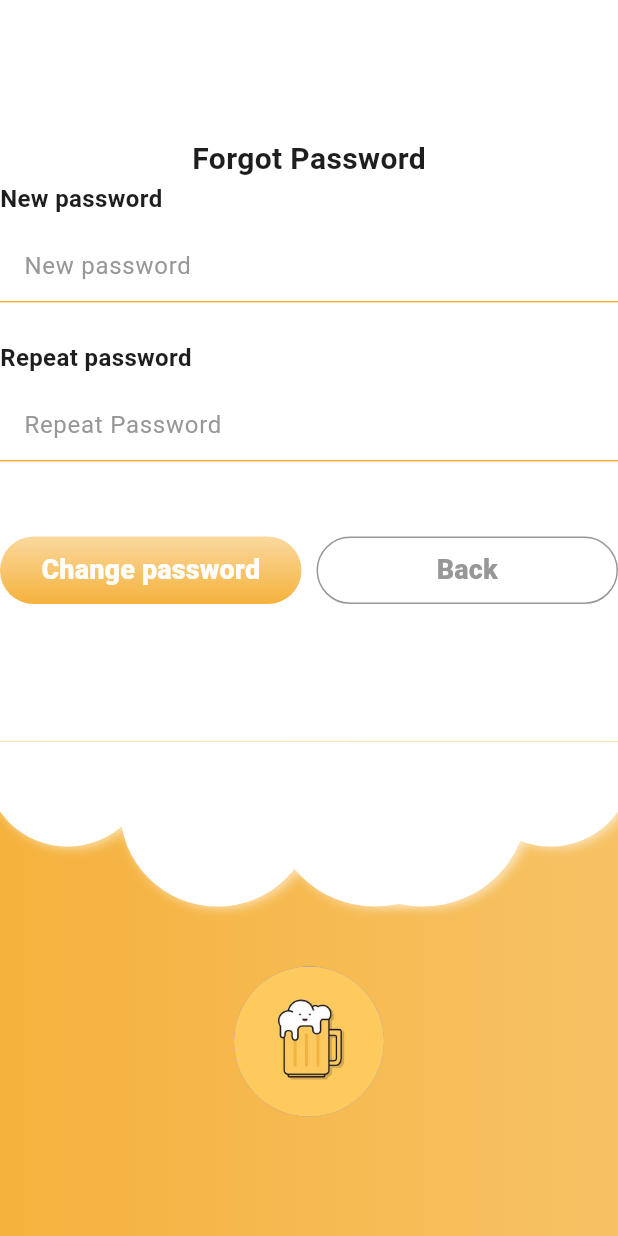
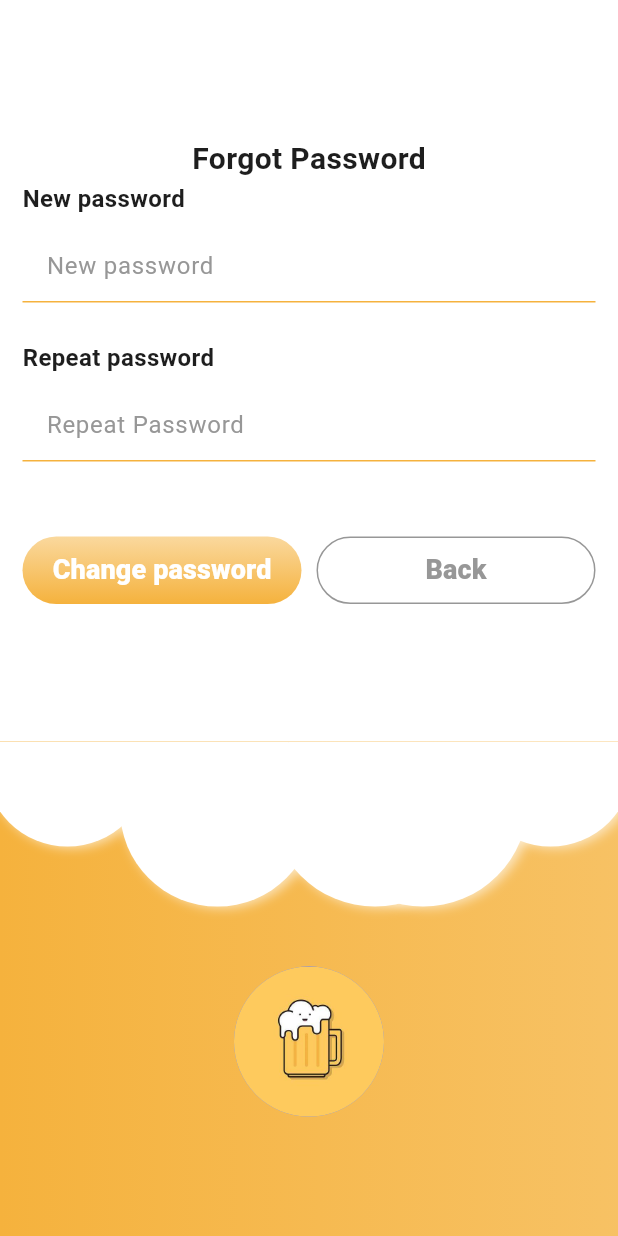
Before and after one commit to MatiasSanchez48/app_plantas, a Flutter app: the PageForgotPassword screen opened by its route, on a phone screen of 412 x 824 dp. Run offline on Flutter 3.47's test engine with Material 3 defaults, Android fonts, the phone set to English and light mode, and no system bars; drawn by our look-alikes of flutter_animate; our stand-ins replace auto_route, bloc, dio, equatable, flutter_bloc, flutter_dotenv and 1 more; accounts and stored records are empty; generated files the repository leaves out were written again; Roboto replaces fonts that are missing (Nunito); key blocks and very long unbroken strings in the code were emptied for the run.

Commit message:
login,register and forgot password finished.

```diff
--- a/lib/features/auth/forgot_password/page_forgot_password.dart
+++ b/lib/features/auth/forgot_password/page_forgot_password.dart
@@ -25,7 +25,7 @@ class PageForgotPassword extends StatelessWidget {
         child: Column(
           children: [
             Expanded(
-              flex: 3, // Este widget ocupa 1 parte del espacio disponible
+              flex: 3,
               child: Column(
                 mainAxisAlignment: MainAxisAlignment.center,
                 crossAxisAlignment: CrossAxisAlignment.start,
@@ -82,6 +82,8 @@ class _FormForgotPasswordState extends State<FormForgotPassword> {
 
     return Form(
       key: _formKey,
+      child: Padding(
+        padding: const EdgeInsets.symmetric(horizontal: 15),
         child: Column(
           crossAxisAlignment: CrossAxisAlignment.start,
           mainAxisAlignment: MainAxisAlignment.end,
@@ -116,6 +118,7 @@ class _FormForgotPasswordState extends State<FormForgotPassword> {
             const SizedBox(height: 50),
             _ButtonsChangePasswordAndBack(formKey: _formKey),
           ],
+        ),
       ),
     );
   }
--- a/lib/features/auth/login/widgets/form_login.dart
+++ b/lib/features/auth/login/widgets/form_login.dart
@@ -125,6 +125,7 @@ class _ButtonsSignInAndSignUp extends StatelessWidget {
               ),
               elevation: 5,
               onPressed: () {
+                context.pushRoute(const RouteHome());
                 if (_formKey.currentState!.validate()) {
                   // TODO(anyone): to add verifi credentials of validations
                 }
```
Lines whose indentation alone changed are shown as unchanged.
